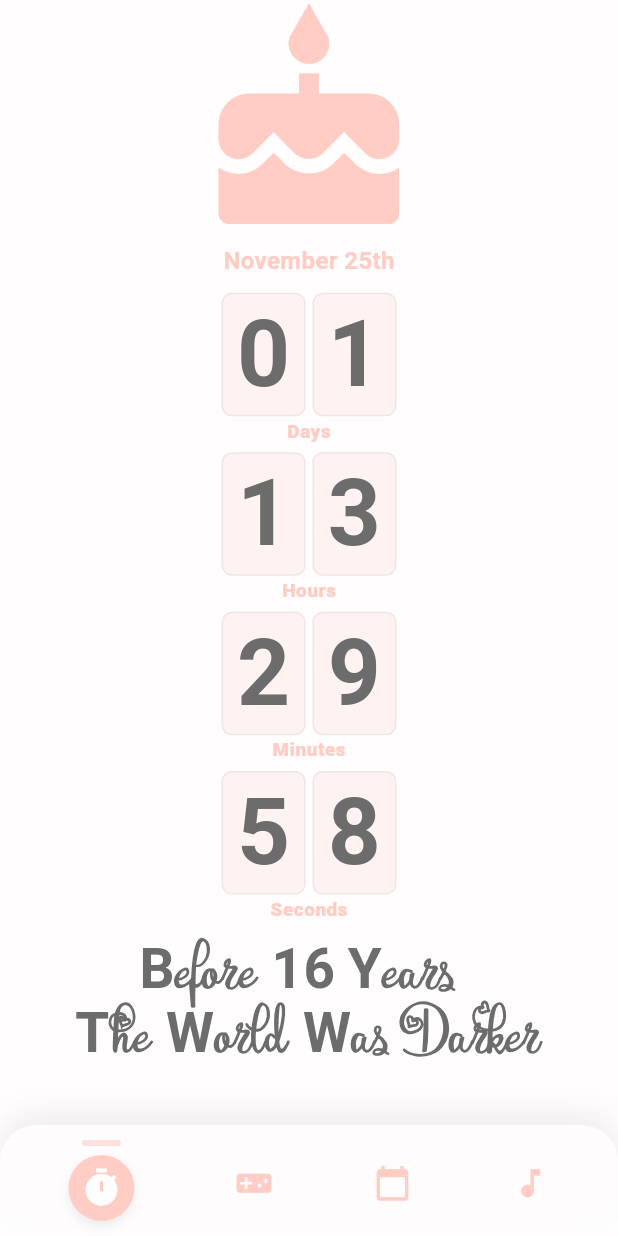
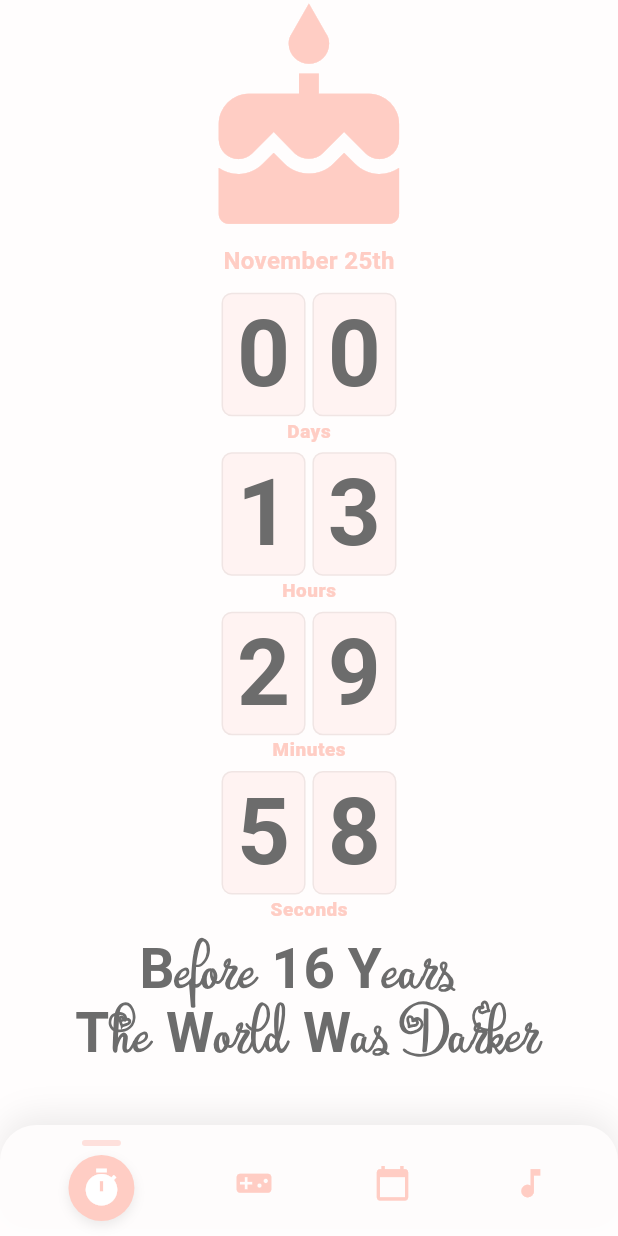
Before and after one commit to boda121221/HBD-Salma, a Flutter app: the CountdownScreen screen opened by its route, on a phone screen of 412 x 824 dp. Run offline on Flutter 3.47's test engine with Material 3 defaults, Android fonts, the phone set to English and light mode, and no system bars; our stand-ins replace animated_text_kit, flutter_screenutil, just_audio, lottie, shared_preferences; accounts and stored records are empty; Roboto replaces fonts that are missing (Poppins).

Commit message:
fix: Correct countdown timer target date
This commit adjusts the target date for the birthday countdown timer from November 25th to November 24th. This ensures the countdown accurately culminates on the correct day.

- In `CountdownScreen`, the `targetDate` variable is updated to use the 24th of November for both the current and subsequent year's calculations.

```diff
--- a/lib/features/countdown/countdown_screen.dart
+++ b/lib/features/countdown/countdown_screen.dart
@@ -101,11 +101,11 @@ class _CountdownContentState extends State<CountdownContent> {
     super.initState();
     // Set target date to November 25th
     final now = DateTime.now();
-    targetDate = DateTime(now.year, 11, 25, 23, 59, 59);
+    targetDate = DateTime(now.year, 11, 24, 23, 59, 59);
 
     // If the date has passed this year, set it to next year
     if (now.isAfter(targetDate)) {
-      targetDate = DateTime(now.year + 1, 11, 25, 23, 59, 59);
+      targetDate = DateTime(now.year + 1, 11, 24, 23, 59, 59);
     }
 
     // Calculate initial duration
```
